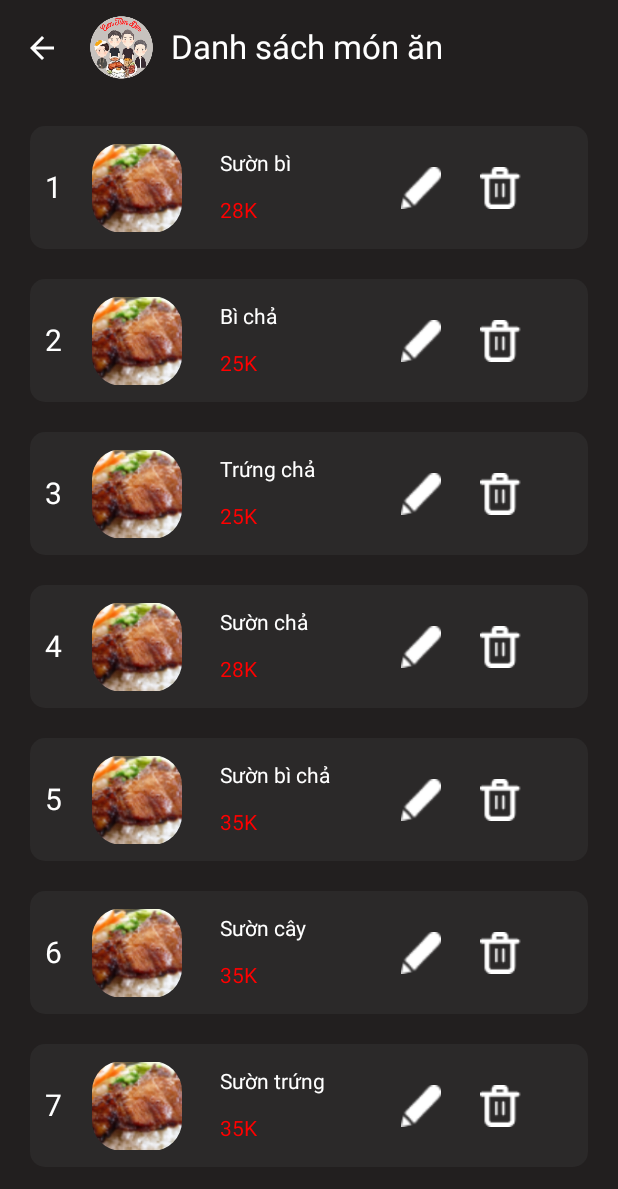
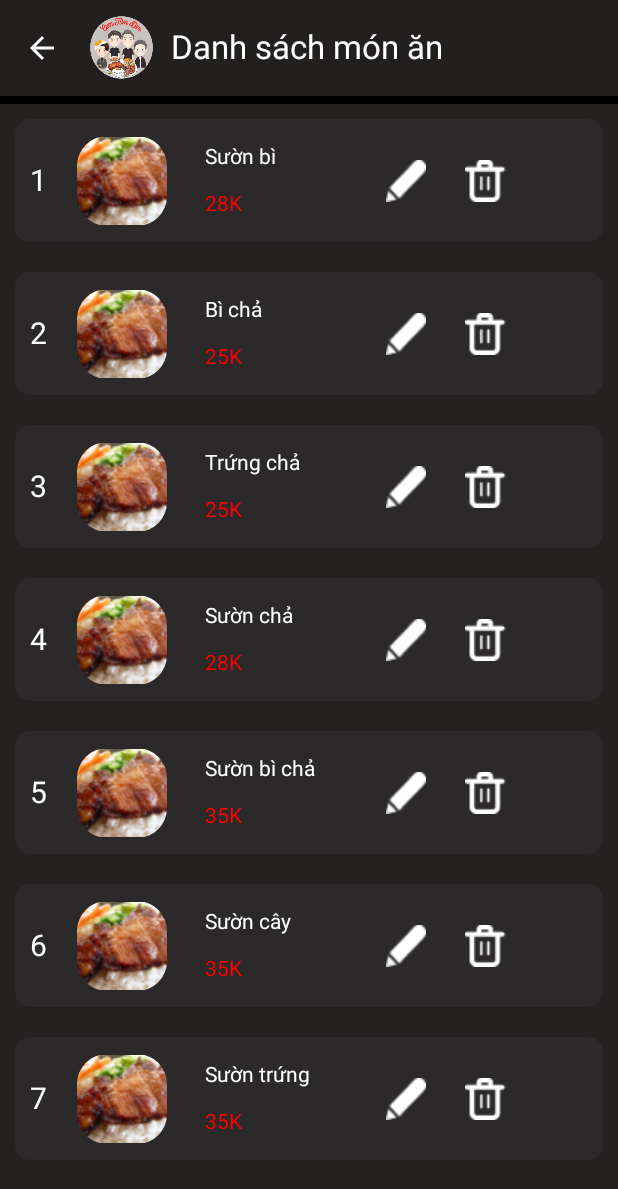
Before and after one commit to PhuongDubai/DuAnXuong_ComTam_KOT104, an Android app built with Jetpack Compose: the @Preview function ListMonAnScreenPreview, on a phone screen of 412 x 824 dp. Shown: the top 1189 px of the screen. Run offline under Robolectric (Android 15) with nearby library versions, the phone set to English and light mode, and no system bars.

Commit message:
danh sách Loại sp

```diff
--- a/app/build.gradle.kts
+++ b/app/build.gradle.kts
@@ -65,6 +65,7 @@ dependencies {
     implementation(libs.androidx.appcompat)
     implementation(libs.material)
     implementation(libs.androidx.activity)
+    implementation(libs.generativeai)
     testImplementation(libs.junit)
     androidTestImplementation(libs.androidx.junit)
     androidTestImplementation(libs.androidx.espresso.core)
--- a/app/src/main/java/com/example/duanxuong_comtam_kot104/ui/screens/AddCategoryScreen.kt
+++ b/app/src/main/java/com/example/duanxuong_comtam_kot104/ui/screens/AddCategoryScreen.kt
@@ -94,7 +94,6 @@ fun AddCategoriesScreen() {
                         .background(color = Color(0xFF252121)),
                 ) {
                     Column(
-
                         verticalArrangement = Arrangement.Center,
                         horizontalAlignment = Alignment.CenterHorizontally
                     ) {
--- a/app/src/main/java/com/example/duanxuong_comtam_kot104/ui/screens/DishScreen.kt
+++ b/app/src/main/java/com/example/duanxuong_comtam_kot104/ui/screens/DishScreen.kt
@@ -87,13 +87,19 @@ fun ListMonAnScreen(onBackClick: () -> Unit) {
                 onBackClick = onBackClick
             )
         },
-        content = { innerPadding ->
+        content = { paddingValues: PaddingValues ->
             Box(
                 modifier = Modifier
-                    .padding(innerPadding)
                     .fillMaxSize()
-                    .background(color = Color("#221F1F".toColorInt()))
-                    .padding(10.dp)
+                    .padding(paddingValues)
+                    .background(color = Color.Black),
+            ) {
+
+                Box(
+                    modifier = Modifier
+                        .padding(top = 5.dp)
+                        .fillMaxSize()
+                        .background(color = Color(0xFF252121)),
                 ) {
                     MonAnList(
                         items = MonAnList,
@@ -117,6 +123,7 @@ fun ListMonAnScreen(onBackClick: () -> Unit) {
                             showDeleteDialog = false
                         }
                     )
+                }
             }
         }
     )
@@ -152,7 +159,9 @@ fun MonAnItem(
             .padding(10.dp)
             .height(82.dp)
             .background(Color("#2B2929".toColorInt()), shape = RoundedCornerShape(10.dp)),
-        verticalAlignment = Alignment.CenterVertically
+        verticalAlignment = Alignment.CenterVertically,
+
+
     ) {
         Spacer(modifier = Modifier.width(10.dp))
         Text("${item.id}", color = Color.White, fontSize = 20.sp)
--- a/gradle/libs.versions.toml
+++ b/gradle/libs.versions.toml
@@ -13,6 +13,7 @@ navigationCompose = "2.7.7"
 appcompat = "1.6.1"
 material = "1.12.0"
 activity = "1.8.0"
+generativeai = "0.7.0"
 
 [libraries]
 androidx-core-ktx = { group = "androidx.core", name = "core-ktx", version.ref = "coreKtx" }
@@ -34,6 +35,7 @@ androidx-navigation-compose = { group = "androidx.navigation", name = "navigatio
 androidx-appcompat = { group = "androidx.appcompat", name = "appcompat", version.ref = "appcompat" }
 material = { group = "com.google.android.material", name = "material", version.ref = "material" }
 androidx-activity = { group = "androidx.activity", name = "activity", version.ref = "activity" }
+generativeai = { group = "com.google.ai.client.generativeai", name = "generativeai", version.ref = "generativeai" }
 
 [plugins]
 androidApplication = { id = "com.android.application", version.ref = "agp" }
```
Also changed, not shown: app/src/main/java/com/example/duanxuong_comtam_kot104/ui/screens/CategoryScreen.kt (+65 -70 lines). Lines whose indentation alone changed are shown as unchanged.
